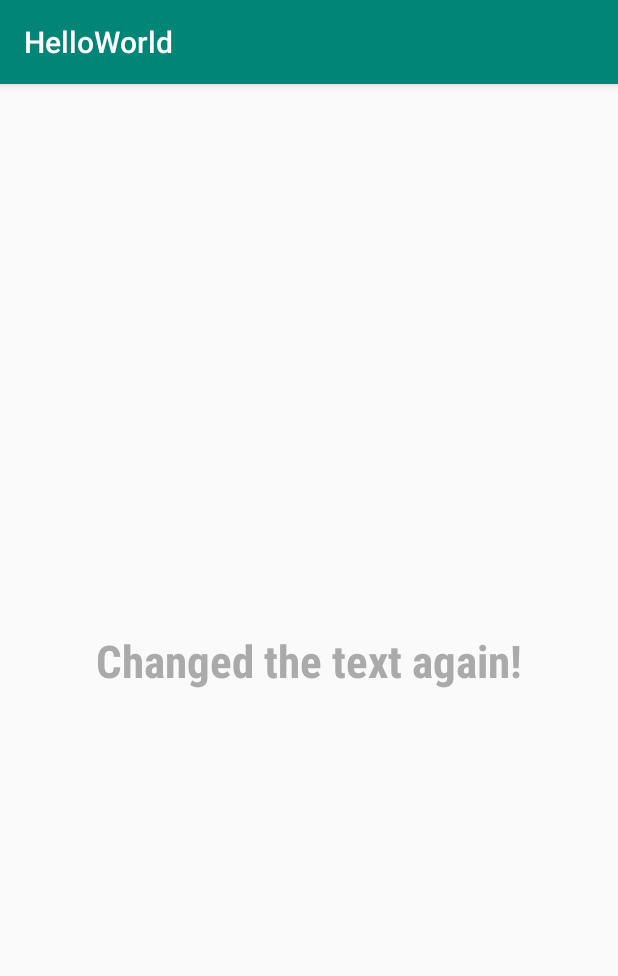
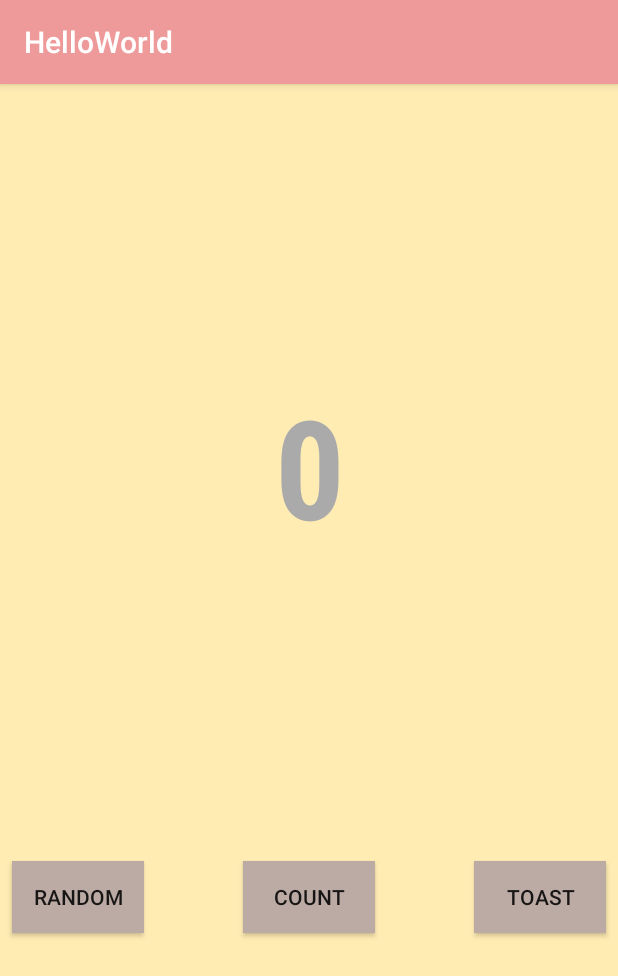
Before and after one commit to yumeishih/kotlin-app-beginner, an Android app: the screen it shows after launch (MainActivity), on a phone screen of 412 x 824 dp. Shown: the top 976 px of the screen. Run offline under Robolectric (Android 15) with nearby library versions, the phone set to English and light mode, and no system bars.

Commit message:
Remove ignored files

```diff
--- a/app/build.gradle
+++ b/app/build.gradle
@@ -24,7 +24,7 @@ android {
 
 dependencies {
     implementation fileTree(dir: 'libs', include: ['*.jar'])
-    implementation"org.jetbrains.kotlin:kotlin-stdlib-jdk7:$kotlin_version"
+    implementation "org.jetbrains.kotlin:kotlin-stdlib-jdk7:$kotlin_version"
     implementation 'com.android.support:appcompat-v7:28.0.0'
     implementation 'com.android.support.constraint:constraint-layout:1.1.3'
     testImplementation 'junit:junit:4.12'
--- a/app/src/main/AndroidManifest.xml
+++ b/app/src/main/AndroidManifest.xml
@@ -16,6 +16,8 @@
                 <category android:name="android.intent.category.LAUNCHER"/>
             </intent-filter>
         </activity>
+        <activity android:name=".SecondActivity">
+        </activity>
     </application>
 
 </manifest>
--- a/app/src/main/res/layout/activity_main.xml
+++ b/app/src/main/res/layout/activity_main.xml
@@ -5,7 +5,7 @@
         xmlns:app="http://schemas.android.com/apk/res-auto"
         android:layout_width="match_parent"
         android:layout_height="match_parent"
-        tools:context=".MainActivity">
+        tools:context=".MainActivity" android:background="@color/screenBackground">
 
     <TextView
             android:layout_height="wrap_content"
@@ -14,7 +14,47 @@
             app:layout_constraintRight_toRightOf="parent"
             app:layout_constraintTop_toTopOf="parent" android:layout_width="wrap_content"
             app:fontFamily="sans-serif-condensed"
-            android:textColor="@android:color/darker_gray" android:textSize="30sp" android:textStyle="bold"
-            android:text="Changed the text again!"/>
+            android:textColor="@android:color/darker_gray" android:textSize="92sp" android:textStyle="bold"
+            android:text="@string/hello_word_text"
+            android:id="@+id/textView" app:layout_constraintHorizontal_bias="0.502"
+            app:layout_constraintVertical_bias="0.3"/>
+    <Button
+            android:text="Toast"
+            android:onClick="toastMe"
+            android:layout_width="wrap_content"
+            android:layout_height="wrap_content"
+            android:id="@+id/toast_button"
+            android:layout_marginTop="8dp" app:layout_constraintTop_toBottomOf="@+id/textView"
+            android:layout_marginBottom="8dp" app:layout_constraintBottom_toBottomOf="parent"
+            android:layout_marginLeft="24dp"
+            android:layout_marginRight="24dp"
+            android:background="@color/buttonBackground"
+            app:layout_constraintEnd_toEndOf="parent" android:layout_marginEnd="8dp"/>
+    <Button
+            android:text="Random"
+            android:onClick="randomMe"
+            android:layout_width="wrap_content"
+            android:layout_height="wrap_content"
+            android:id="@+id/random_button"
+            android:layout_marginTop="8dp" app:layout_constraintTop_toBottomOf="@+id/textView"
+            android:layout_marginBottom="8dp" app:layout_constraintBottom_toBottomOf="parent"
+            android:layout_marginLeft="24dp"
+            android:layout_marginRight="24dp"
+            app:layout_constraintStart_toStartOf="parent"
+            android:background="@color/buttonBackground"
+            android:layout_marginStart="8dp"/>
+    <Button
+            android:text="Count"
+            android:onClick="countMe"
+            android:layout_width="wrap_content"
+            android:layout_height="wrap_content"
+            android:id="@+id/count_button" android:layout_marginBottom="8dp"
+            app:layout_constraintBottom_toBottomOf="parent" android:layout_marginTop="8dp"
+            android:background="@color/buttonBackground"
+            app:layout_constraintTop_toBottomOf="@+id/textView" android:layout_marginEnd="8dp"
+            app:layout_constraintEnd_toStartOf="@+id/toast_button"
+            app:layout_constraintStart_toEndOf="@+id/random_button" android:layout_marginStart="8dp"
+            android:layout_marginLeft="24dp"
+            android:layout_marginRight="24dp"/>
 
 </android.support.constraint.ConstraintLayout>
--- a/app/src/main/res/values/colors.xml
+++ b/app/src/main/res/values/colors.xml
@@ -1,6 +1,10 @@
 <?xml version="1.0" encoding="utf-8"?>
 <resources>
-    <color name="colorPrimary">#008577</color>
-    <color name="colorPrimaryDark">#00574B</color>
+    <color name="colorPrimary">#EF9A9A</color>
+    <color name="colorPrimaryDark">#E57373</color>
     <color name="colorAccent">#D81B60</color>
+    <color name="colorText">#FFEBEE</color>
+    <color name="screenBackground">#FFECB3</color>
+    <color name="screenBackground2">#9FA8DA</color>
+    <color name="buttonBackground">#BCAAA4</color>
 </resources>
--- a/app/src/main/res/values/strings.xml
+++ b/app/src/main/res/values/strings.xml
@@ -1,3 +1,5 @@
 <resources>
     <string name="app_name">HelloWorld</string>
+    <string name="hello_word_text">0</string>
+    <string name="random_heading">Here is a random number between 0 and %1d.</string>
 </resources>
```
Also changed, not shown: app/src/main/java/com/example/yumi/helloworld/MainActivity.kt (+25 -0 lines), app/src/main/java/com/example/yumi/helloworld/SecondActivity.kt (added, +36 -0 lines), app/src/main/res/layout/activity_second.xml (added, +31 -0 lines), 3 other files.
